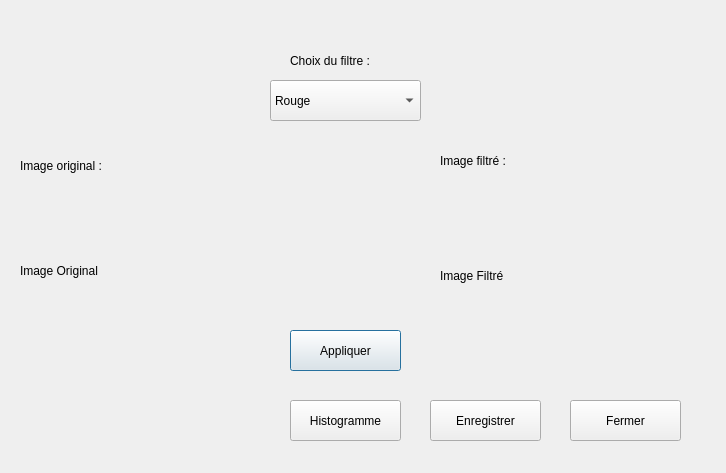
Old version of the form BotPanelReader/analysewindow.ui in the repository paulcpro/PanneauxAI.
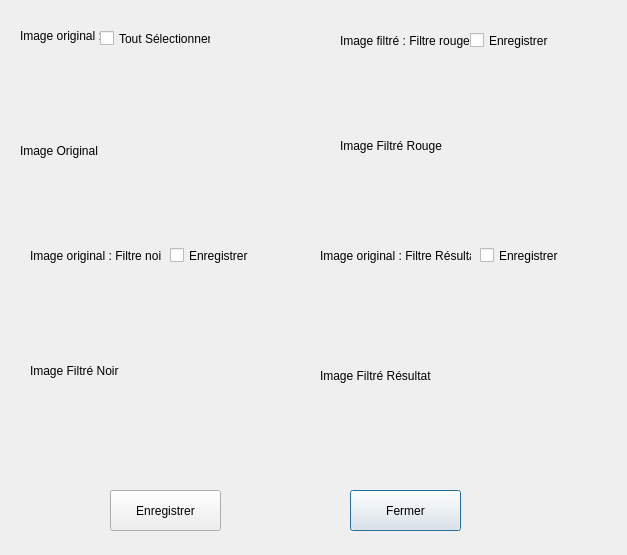
New version of the form.

```diff
--- a/BotPanelReader/analysewindow.ui
+++ b/BotPanelReader/analysewindow.ui
@@ -6,8 +6,8 @@
    <rect>
     <x>0</x>
     <y>0</y>
-    <width>726</width>
-    <height>473</height>
+    <width>627</width>
+    <height>555</height>
    </rect>
   </property>
   <property name="windowTitle">
@@ -17,8 +17,8 @@
    <property name="geometry">
     <rect>
      <x>20</x>
-     <y>150</y>
-     <width>121</width>
+     <y>20</y>
+     <width>141</width>
      <height>31</height>
     </rect>
    </property>
@@ -29,22 +29,22 @@
   <widget class="QLabel" name="label_2">
    <property name="geometry">
     <rect>
-     <x>440</x>
-     <y>140</y>
-     <width>111</width>
+     <x>340</x>
+     <y>20</y>
+     <width>131</width>
      <height>41</height>
     </rect>
    </property>
    <property name="text">
-    <string>Image filtré :</string>
+    <string>Image filtré : Filtre rouge</string>
    </property>
   </widget>
   <widget class="QLabel" name="lImage">
    <property name="geometry">
     <rect>
      <x>20</x>
-     <y>180</y>
-     <width>241</width>
+     <y>60</y>
+     <width>291</width>
      <height>181</height>
     </rect>
    </property>
@@ -55,72 +55,21 @@
   <widget class="QLabel" name="label_4">
    <property name="geometry">
     <rect>
-     <x>440</x>
-     <y>190</y>
-     <width>231</width>
+     <x>340</x>
+     <y>60</y>
+     <width>271</width>
      <height>171</height>
     </rect>
    </property>
    <property name="text">
-    <string>Image Filtré</string>
-   </property>
-  </widget>
-  <widget class="QPushButton" name="pushButton">
-   <property name="geometry">
-    <rect>
-     <x>290</x>
-     <y>330</y>
-     <width>111</width>
-     <height>41</height>
-    </rect>
-   </property>
-   <property name="text">
-    <string>Appliquer</string>
-   </property>
-  </widget>
-  <widget class="QComboBox" name="comboBox">
-   <property name="geometry">
-    <rect>
-     <x>270</x>
-     <y>80</y>
-     <width>151</width>
-     <height>41</height>
-    </rect>
-   </property>
-   <item>
-    <property name="text">
-     <string>Rouge</string>
-    </property>
-   </item>
-   <item>
-    <property name="text">
-     <string>Gaussien</string>
-    </property>
-   </item>
-   <item>
-    <property name="text">
-     <string>Nagao</string>
-    </property>
-   </item>
-  </widget>
-  <widget class="QLabel" name="label_5">
-   <property name="geometry">
-    <rect>
-     <x>290</x>
-     <y>50</y>
-     <width>121</width>
-     <height>21</height>
-    </rect>
-   </property>
-   <property name="text">
-    <string>Choix du filtre : </string>
+    <string>Image Filtré Rouge</string>
    </property>
   </widget>
   <widget class="QPushButton" name="pushButton_2">
    <property name="geometry">
     <rect>
-     <x>570</x>
-     <y>400</y>
+     <x>350</x>
+     <y>490</y>
      <width>111</width>
      <height>41</height>
     </rect>
@@ -129,24 +78,11 @@
     <string>Fermer</string>
    </property>
   </widget>
-  <widget class="QPushButton" name="pushButton_3">
-   <property name="geometry">
-    <rect>
-     <x>290</x>
-     <y>400</y>
-     <width>111</width>
-     <height>41</height>
-    </rect>
-   </property>
-   <property name="text">
-    <string>Histogramme</string>
-   </property>
-  </widget>
   <widget class="QPushButton" name="pushButton_4">
    <property name="geometry">
     <rect>
-     <x>430</x>
-     <y>400</y>
+     <x>110</x>
+     <y>490</y>
      <width>111</width>
      <height>41</height>
     </rect>
@@ -155,6 +91,110 @@
     <string>Enregistrer</string>
    </property>
   </widget>
+  <widget class="QLabel" name="label_5">
+   <property name="geometry">
+    <rect>
+     <x>30</x>
+     <y>240</y>
+     <width>131</width>
+     <height>31</height>
+    </rect>
+   </property>
+   <property name="text">
+    <string>Image original : Filtre noir</string>
+   </property>
+  </widget>
+  <widget class="QLabel" name="lImage_3">
+   <property name="geometry">
+    <rect>
+     <x>30</x>
+     <y>270</y>
+     <width>261</width>
+     <height>201</height>
+    </rect>
+   </property>
+   <property name="text">
+    <string>Image Filtré Noir</string>
+   </property>
+  </widget>
+  <widget class="QLabel" name="lImage_5">
+   <property name="geometry">
+    <rect>
+     <x>320</x>
+     <y>270</y>
+     <width>281</width>
+     <height>211</height>
+    </rect>
+   </property>
+   <property name="text">
+    <string>Image Filtré Résultat</string>
+   </property>
+  </widget>
+  <widget class="QLabel" name="label_7">
+   <property name="geometry">
+    <rect>
+     <x>320</x>
+     <y>240</y>
+     <width>151</width>
+     <height>31</height>
+    </rect>
+   </property>
+   <property name="text">
+    <string>Image original : Filtre Résultat</string>
+   </property>
+  </widget>
+  <widget class="QCheckBox" name="checkBox">
+   <property name="geometry">
+    <rect>
+     <x>470</x>
+     <y>30</y>
+     <width>101</width>
+     <height>21</height>
+    </rect>
+   </property>
+   <property name="text">
+    <string>Enregistrer</string>
+   </property>
+  </widget>
+  <widget class="QCheckBox" name="checkBox_2">
+   <property name="geometry">
+    <rect>
+     <x>170</x>
+     <y>240</y>
+     <width>91</width>
+     <height>31</height>
+    </rect>
+   </property>
+   <property name="text">
+    <string>Enregistrer</string>
+   </property>
+  </widget>
+  <widget class="QCheckBox" name="checkBox_3">
+   <property name="geometry">
+    <rect>
+     <x>480</x>
+     <y>240</y>
+     <width>101</width>
+     <height>31</height>
+    </rect>
+   </property>
+   <property name="text">
+    <string>Enregistrer</string>
+   </property>
+  </widget>
+  <widget class="QCheckBox" name="checkBox_4">
+   <property name="geometry">
+    <rect>
+     <x>100</x>
+     <y>30</y>
+     <width>111</width>
+     <height>17</height>
+    </rect>
+   </property>
+   <property name="text">
+    <string>Tout Sélectionner</string>
+   </property>
+  </widget>
  </widget>
  <resources/>
  <connections/>
```
